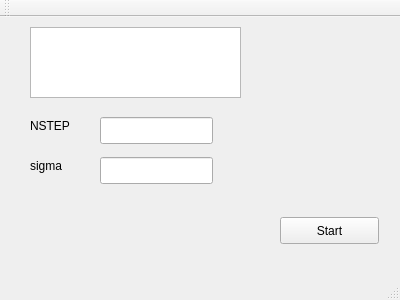
This is vmc.ui in Paul-St-Young/VMC as Qt 5 draws it before an edit. The edited form follows.
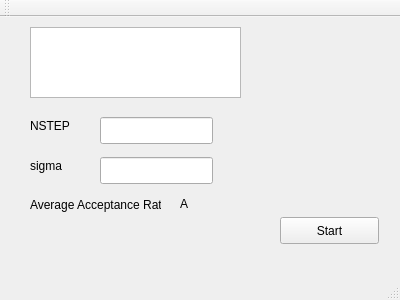
This is the edited form.

What changed in the file:
```diff
--- a/vmc.ui
+++ b/vmc.ui
@@ -83,6 +83,32 @@
      <string>sigma</string>
     </property>
    </widget>
+   <widget class="QLabel" name="label">
+    <property name="geometry">
+     <rect>
+      <x>30</x>
+      <y>180</y>
+      <width>131</width>
+      <height>16</height>
+     </rect>
+    </property>
+    <property name="text">
+     <string>Average Acceptance Rate</string>
+    </property>
+   </widget>
+   <widget class="QLabel" name="culm_A">
+    <property name="geometry">
+     <rect>
+      <x>180</x>
+      <y>180</y>
+      <width>46</width>
+      <height>13</height>
+     </rect>
+    </property>
+    <property name="text">
+     <string>A</string>
+    </property>
+   </widget>
   </widget>
   <widget class="QMenuBar" name="menuBar">
    <property name="geometry">
```
Left out of the diff: 2 changed lines with no effect on the pictures.
